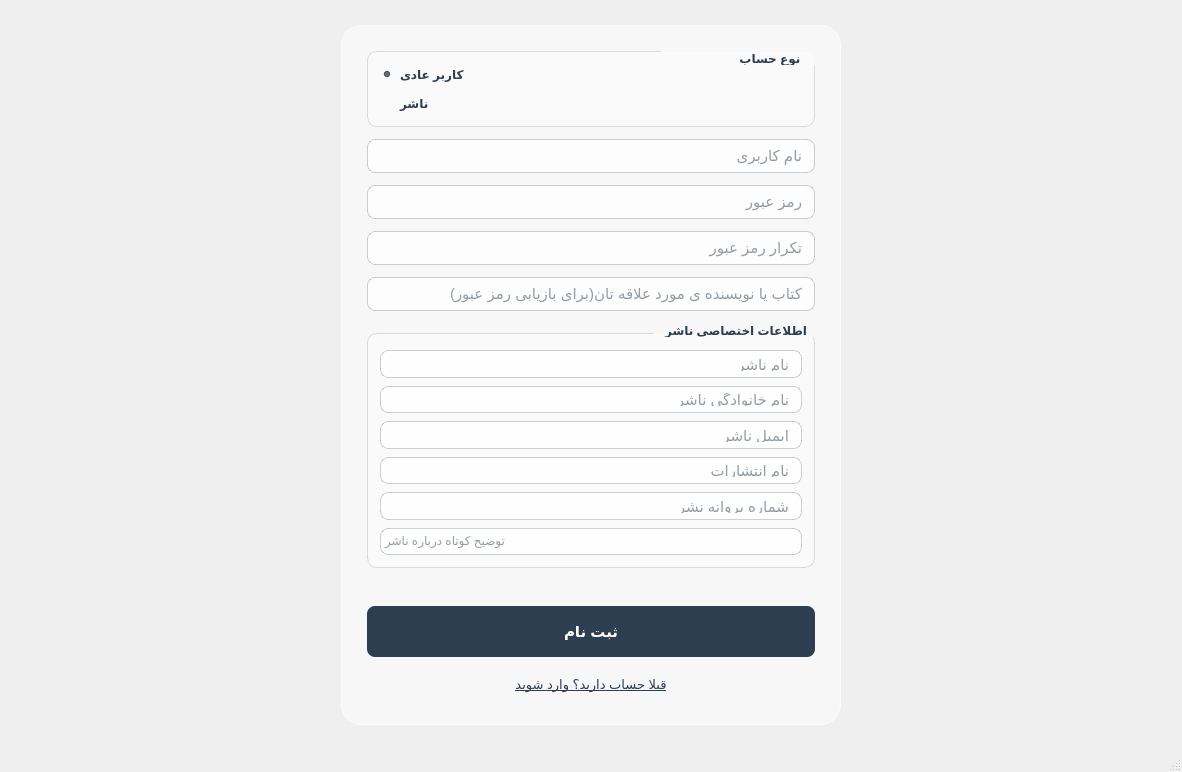
afkhamis1386-afk/bookCLUB_Project, file client/registerwindow_c.ui: the form before one commit.
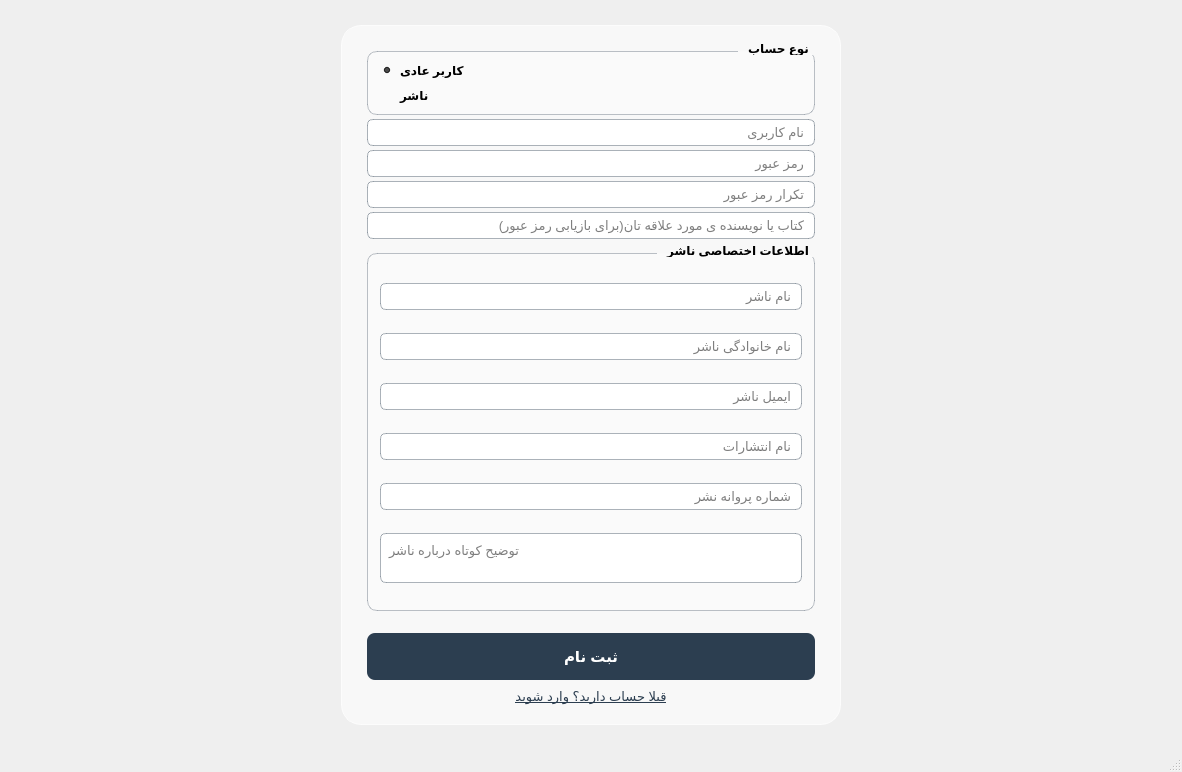
The form after the commit. Icons and pictures are not drawn.

The edit to the form file:
```diff
--- a/client/registerwindow_c.ui
+++ b/client/registerwindow_c.ui
@@ -20,35 +20,36 @@
 }
 
 QFrame#mainFrame {
-    background-color: rgba(255, 255, 255, 120);
+    background-color: rgba(255, 255, 255, 150);
     border: 1px solid rgba(255, 255, 255, 180);
     border-radius: 20px;
 }
 
-QGroupBox#publisherFieldsGroupBox {
-    background-color: rgba(255, 255, 255, 80);
-    border: 1px solid rgba(44, 62, 80, 40);
+QGroupBox#publisherFieldsGroupBox, QGroupBox#roleGroupBox {
+    background-color: rgba(255, 255, 255, 90);
+    border: 1px solid rgba(44, 62, 80, 80);
     border-radius: 10px;
     margin-top: 10px;
     font-family: &quot;Segoe UI&quot;, &quot;Tahoma&quot;;
     font-weight: bold;
-    color: #2c3e50;
+    color: #000000;
 }
-QGroupBox#publisherFieldsGroupBox::title {
+
+QGroupBox#publisherFieldsGroupBox::title, QGroupBox#roleGroupBox::title {
     subcontrol-origin: margin;
     subcontrol-position: top right;
-    padding: 0 10px;
+    padding: 0 8px;
 }
 
 QLineEdit,
 #publisherFieldsGroupBox QLineEdit {
-    background-color: rgba(255, 255, 255, 200);
-    border: 1px solid rgba(44, 62, 80, 60);
-    border-radius: 8px;
-    padding: 6px 10px;
-    color: #2c3e50;
+    background-color: #ffffff;
+    border: 1px solid rgba(44, 62, 80, 100);
+    border-radius: 6px;
+    padding: 4px 8px;
+    color: #000000;
     font-family: &quot;Segoe UI&quot;, &quot;Tahoma&quot;;
-    font-size: 11pt;
+    font-size: 10pt;
 }
 
 QLineEdit:focus,
@@ -58,31 +59,23 @@
 }
 
 QTextEdit#shortDescriptionTextEdit {
-    background-color: rgba(255, 255, 255, 200);
-    border: 1px solid rgba(44, 62, 80, 60);
-    border-radius: 8px;
-    color: #2c3e50;
+    background-color: #ffffff;
+    border: 1px solid rgba(44, 62, 80, 100);
+    border-radius: 6px;
+    color: #000000;
+    font-family: &quot;Segoe UI&quot;, &quot;Tahoma&quot;;
+    font-size: 10pt;
+    padding: 4px;
+    max-height: 40px;
 }
+
 QTextEdit#shortDescriptionTextEdit:focus {
     border: 2px solid #2c3e50;
     background-color: #ffffff;
 }
 
-QGroupBox#roleGroupBox {
-    background-color: rgba(255, 255, 255, 80);
-    border: 1px solid rgba(44, 62, 80, 40);
-    border-radius: 10px;
-    font-family: &quot;Segoe UI&quot;, &quot;Tahoma&quot;;
-    font-weight: bold;
-    color: #2c3e50;
-}
-QGroupBox#roleGroupBox::title {
-    subcontrol-origin: margin;
-    subcontrol-position: top right;
-    padding: 0 10px;
-}
 QRadioButton {
-    color: #2c3e50;
+    color: #000000;
     font-family: &quot;Segoe UI&quot;, &quot;Tahoma&quot;;
     font-weight: bold;
     background: transparent;
@@ -95,9 +88,10 @@
     font-family: &quot;Segoe UI&quot;, &quot;Tahoma&quot;;
     font-size: 11pt;
     font-weight: bold;
-    padding: 8px;
+    padding: 6px;
     min-height: 35px;
 }
+
 QPushButton#registerButton:hover {
     background-color: #34495e;
 }
@@ -109,8 +103,9 @@
     font-family: &quot;Segoe UI&quot;, &quot;Tahoma&quot;;
     font-size: 10pt;
     text-decoration: underline;
-    min-height: 30px;
+    min-height: 25px;
 }
+
 QPushButton#backToLoginButton:hover {
     color: #d4af37;
 }</string>
@@ -145,40 +140,40 @@
       </property>
       <layout class="QVBoxLayout" name="verticalLayout_3">
        <property name="spacing">
-        <number>12</number>
+        <number>4</number>
        </property>
        <property name="leftMargin">
         <number>25</number>
        </property>
        <property name="topMargin">
-        <number>25</number>
+        <number>15</number>
        </property>
        <property name="rightMargin">
         <number>25</number>
        </property>
        <property name="bottomMargin">
-        <number>25</number>
+        <number>15</number>
        </property>
        <item>
         <widget class="QGroupBox" name="roleGroupBox">
          <property name="title">
-          <string>                    نوع حساب  </string>
+          <string>نوع حساب</string>
          </property>
          <layout class="QVBoxLayout" name="verticalLayout">
           <property name="spacing">
-           <number>8</number>
+           <number>4</number>
           </property>
           <property name="leftMargin">
            <number>12</number>
           </property>
           <property name="topMargin">
-           <number>12</number>
+           <number>8</number>
           </property>
           <property name="rightMargin">
            <number>12</number>
           </property>
           <property name="bottomMargin">
-           <number>12</number>
+           <number>8</number>
           </property>
           <item>
            <widget class="QRadioButton" name="normalUserRadio">
@@ -247,19 +242,19 @@
          </property>
          <layout class="QVBoxLayout" name="verticalLayout_2">
           <property name="spacing">
-           <number>8</number>
+           <number>4</number>
           </property>
           <property name="leftMargin">
            <number>12</number>
           </property>
           <property name="topMargin">
-           <number>16</number>
+           <number>10</number>
           </property>
           <property name="rightMargin">
            <number>12</number>
           </property>
           <property name="bottomMargin">
-           <number>12</number>
+           <number>8</number>
           </property>
           <item>
            <widget class="QLineEdit" name="firstNameLineEdit">
```
Left out of the diff: 8 changed lines with no effect on the pictures.
